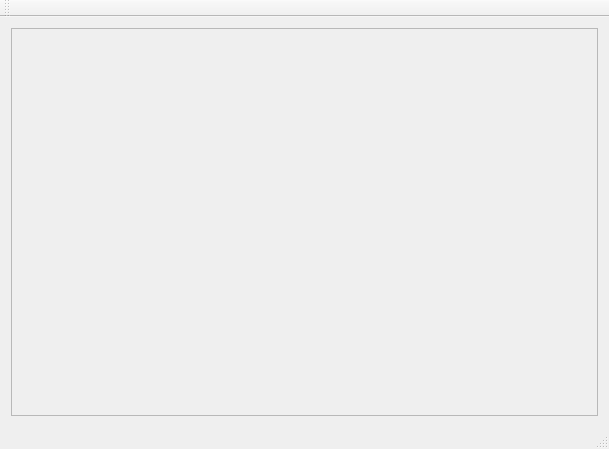
Qt form mainwindow.ui (wintersca/bartender) before a commit.
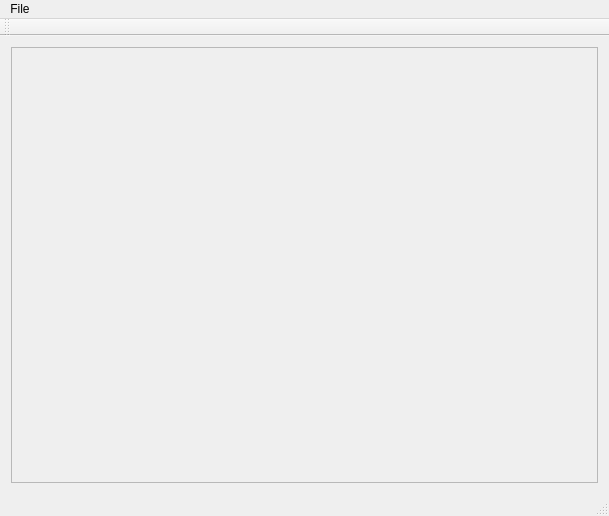
The same form after that commit.

Commit message: Added a menu item to open the custom drink importer.

Patch:
```diff
--- a/mainwindow.ui
+++ b/mainwindow.ui
@@ -7,7 +7,7 @@
     <x>0</x>
     <y>0</y>
     <width>609</width>
-    <height>449</height>
+    <height>516</height>
    </rect>
   </property>
   <property name="windowTitle">
@@ -28,7 +28,7 @@
            <x>0</x>
            <y>0</y>
            <width>587</width>
-           <height>366</height>
+           <height>433</height>
           </rect>
          </property>
         </widget>
@@ -47,6 +47,13 @@
      <height>22</height>
     </rect>
    </property>
+   <widget class="QMenu" name="menuFile">
+    <property name="title">
+     <string>File</string>
+    </property>
+    <addaction name="actionAdd_New_Drink"/>
+   </widget>
+   <addaction name="menuFile"/>
   </widget>
   <widget class="QToolBar" name="mainToolBar">
    <attribute name="toolBarArea">
```
Left out of the diff: 5 changed lines with no effect on the pictures. The commit also changes 6 other files.
